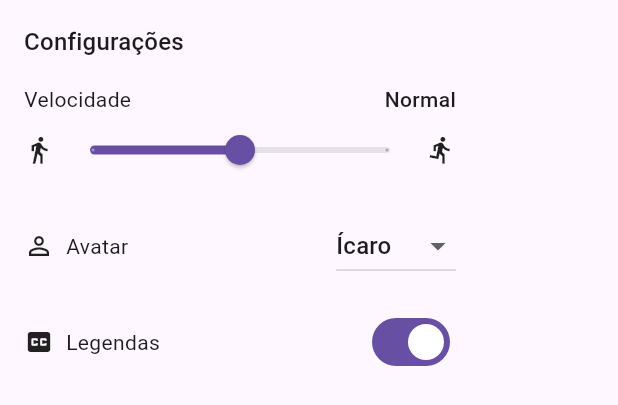
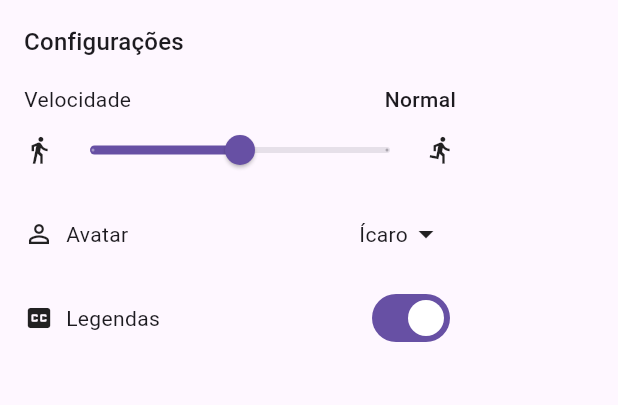
Before and after one commit to luizpaulobarroca/vlibras-flutter, a Flutter app: the VLibrasSettingsPanel widget shown alone on an empty page, opened directly with empty values, on a phone screen of 412 x 824 dp. Shown: the top 405 px of the screen. Run offline on Flutter 3.47's test engine with Material 3 defaults, Android fonts, the phone set to English and light mode, and no system bars; our stand-ins replace web, webview_flutter; missing offline and left inert: dart:js_interop.

Commit message:
fix(panel): replace DropdownButton with inline custom dropdown
DropdownButton precisa de Navigator ancestor para abrir o menu; quando o
VLibrasSettingsPanel é mostrado dentro do VLibrasAccessibilityWidget
(montado via MaterialApp.builder — acima do Navigator), o tap crashava
com "Navigator operation requested with a context that does not include
a Navigator".

Introduz VLibrasInlineDropdown<T>, um seletor compacto que expande a
lista em-place sem depender de Navigator/Overlay. Reutilizável além do
avatar.

Co-Authored-By: Claude Opus 4.7 (1M context) <noreply@anthropic.com>

```diff
--- a/lib/src/vlibras_settings_panel.dart
+++ b/lib/src/vlibras_settings_panel.dart
@@ -126,15 +126,11 @@ class VLibrasSettingsPanel extends StatelessWidget {
         const Icon(Icons.person_outline, size: 20),
         const SizedBox(width: 8),
         Expanded(child: Text(labels.avatar)),
-        DropdownButton<VLibrasAvatar>(
+        VLibrasInlineDropdown<VLibrasAvatar>(
           value: value.avatar,
-          onChanged: (next) {
-            if (next != null) controller.setAvatar(next);
-          },
-          items: [
-            for (final a in VLibrasAvatar.values)
-              DropdownMenuItem(value: a, child: Text(labelFor(a))),
-          ],
+          items: VLibrasAvatar.values,
+          labelFor: labelFor,
+          onChanged: controller.setAvatar,
         ),
       ],
     );
@@ -154,3 +150,86 @@ class VLibrasSettingsPanel extends StatelessWidget {
     );
   }
 }
+
+/// A compact inline dropdown that does not depend on [Navigator]/[Overlay].
+///
+/// Exposed because [VLibrasSettingsPanel] is often mounted via
+/// `MaterialApp.builder`, which places it above the app's [Navigator] — so
+/// Material's [DropdownButton] cannot find a [Navigator] ancestor and crashes
+/// when the menu is opened. This widget expands its option list in-place.
+class VLibrasInlineDropdown<T> extends StatefulWidget {
+  const VLibrasInlineDropdown({
+    super.key,
+    required this.value,
+    required this.items,
+    required this.labelFor,
+    required this.onChanged,
+  });
+
+  final T value;
+  final List<T> items;
+  final String Function(T) labelFor;
+  final ValueChanged<T> onChanged;
+
+  @override
+  State<VLibrasInlineDropdown<T>> createState() =>
+      _VLibrasInlineDropdownState<T>();
+}
+
+class _VLibrasInlineDropdownState<T> extends State<VLibrasInlineDropdown<T>> {
+  bool _open = false;
+
+  @override
+  Widget build(BuildContext context) {
+    final theme = Theme.of(context);
+    return Column(
+      mainAxisSize: MainAxisSize.min,
+      crossAxisAlignment: CrossAxisAlignment.end,
+      children: [
+        InkWell(
+          onTap: () => setState(() => _open = !_open),
+          child: Padding(
+            padding: const EdgeInsets.symmetric(horizontal: 8, vertical: 4),
+            child: Row(
+              mainAxisSize: MainAxisSize.min,
+              children: [
+                Text(widget.labelFor(widget.value)),
+                Icon(_open ? Icons.arrow_drop_up : Icons.arrow_drop_down),
+              ],
+            ),
+          ),
+        ),
+        if (_open)
+          Container(
+            margin: const EdgeInsets.only(top: 4),
+            decoration: BoxDecoration(
+              border: Border.all(color: theme.dividerColor),
+              borderRadius: BorderRadius.circular(4),
+            ),
+            child: Column(
+              mainAxisSize: MainAxisSize.min,
+              children: [
+                for (final item in widget.items)
+                  InkWell(
+                    onTap: () {
+                      widget.onChanged(item);
+                      setState(() => _open = false);
+                    },
+                    child: Container(
+                      padding: const EdgeInsets.symmetric(
+                        horizontal: 12,
+                        vertical: 8,
+                      ),
+                      color: item == widget.value
+                          ? theme.colorScheme.primaryContainer
+                          : null,
+                      child: Text(widget.labelFor(item)),
+                    ),
+                  ),
+              ],
+            ),
+          ),
+      ],
+    );
+  }
+}
```
Also changed, not shown: 1 other file.
